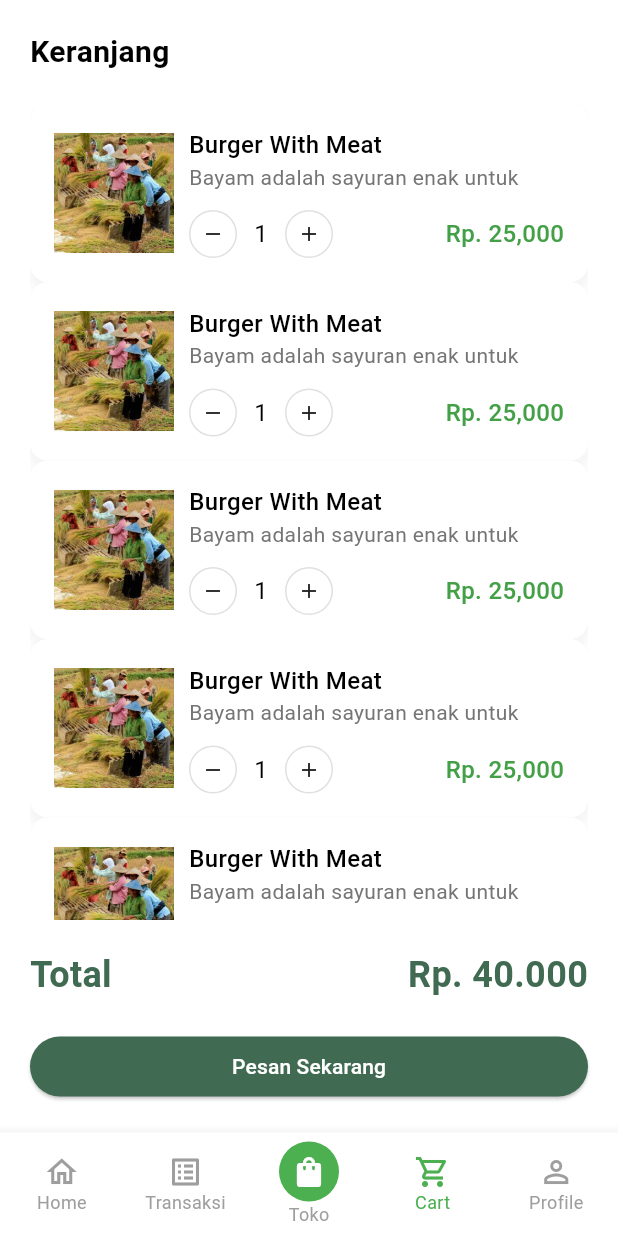
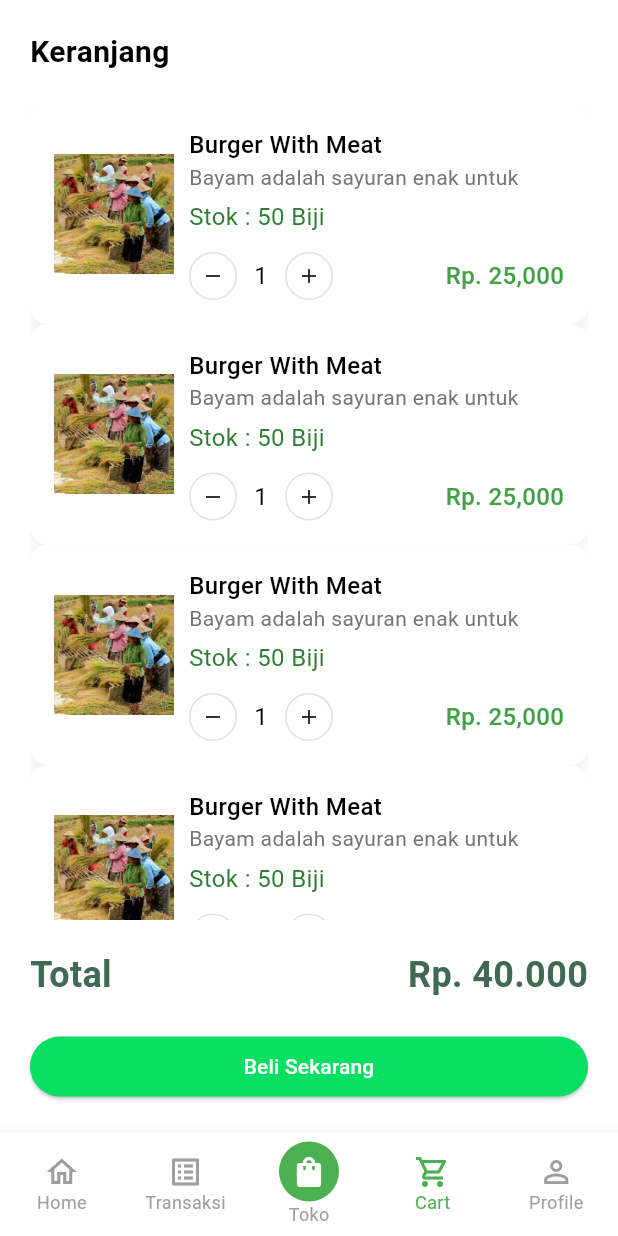
Before and after one commit to firdausmuh/agrolink_app, a Flutter app: the MainScreen screen opened directly, item 4 of the bottom bar chosen, on a phone screen of 412 x 824 dp. Run offline on Flutter 3.47's test engine with Material 3 defaults, Android fonts, the phone set to English and light mode, and no system bars; our stand-ins replace shared_preferences; missing offline and left inert: dart:ffi; accounts and stored records are empty.

Commit message:
update for cart buyer

```diff
--- a/lib/components/keranjang/keranjang_card.dart
+++ b/lib/components/keranjang/keranjang_card.dart
@@ -80,6 +80,14 @@ class _KeranjangCardState extends State<KeranjangCard> {
                         color: Colors.grey[600],
                       ),
                     ),
+                    const SizedBox(height: 5,),
+                    Text(
+                      'Stok : 50 Biji',
+                      style: TextStyle(
+                        fontSize: 16,
+                        color: Colors.green[800],
+                      ),
+                    ),
                     const SizedBox(height: 12),
                     Row(
                       mainAxisAlignment: MainAxisAlignment.spaceBetween,
--- a/lib/models/Keranjang.dart
+++ b/lib/models/Keranjang.dart
@@ -1,6 +1,7 @@
 class Keranjang {
   final String title;
   final String description;
+  final String stok;
   final List<String> imageUrl;
   final double harga;
   final double rating;
@@ -10,6 +11,7 @@ class Keranjang {
   Keranjang({
     required this.title,
     required this.description,
+    required this.stok,
     required this.imageUrl,
     required this.harga,
     required this.rating,
@@ -23,6 +25,7 @@ List<Keranjang> belanjas = [
       title: "Sayur Bayam",
       description:
       "Lorem ipsum dolor sit amet consectetur adipisicing elit. Omnis quam consequuntur nulla? Repellat nihil quo deleniti doloremque consequuntur id pariatur?",
+      stok: "50 Biji",
       imageUrl: ['assets/images/produk_supplier/bayam.png','assets/images/produk_supplier/bayam.png',],
       harga: 2000,
       rating: 4.2,
@@ -33,6 +36,7 @@ List<Keranjang> belanjas = [
       title: "Edamame",
       description:
       "Lorem ipsum dolor sit amet consectetur adipisicing elit. Omnis quam consequuntur nulla? Repellat nihil quo deleniti doloremque consequuntur id pariatur?",
+      stok: "50 Biji",
       imageUrl: ['assets/images/produk_supplier/edamame.png','assets/images/produk_supplier/edamame.png',],
       harga: 3000,
       rating: 4.4,
@@ -42,6 +46,7 @@ List<Keranjang> belanjas = [
       title: "Jagung",
       description:
       "Lorem ipsum dolor sit amet consectetur adipisicing elit. Omnis quam consequuntur nulla? Repellat nihil quo deleniti doloremque consequuntur id pariatur?",
+      stok: "50 Biji",
       imageUrl: ['assets/images/produk_supplier/jagun.png','assets/images/produk_supplier/jagun.png',],
       harga: 4000,
       rating: 4.1,
@@ -51,6 +56,7 @@ List<Keranjang> belanjas = [
       title: "Labu",
       description:
       "Lorem ipsum dolor sit amet consectetur adipisicing elit. Omnis quam consequuntur nulla? Repellat nihil quo deleniti doloremque consequuntur id pariatur?",
+      stok: "50 Biji",
       imageUrl: ['assets/images/produk_supplier/labu.png','assets/images/produk_supplier/labu.png',],
       harga: 100000,
       rating: 4.2,
@@ -60,6 +66,7 @@ List<Keranjang> belanjas = [
       title: "Terong",
       description:
       "Lorem ipsum dolor sit amet consectetur adipisicing elit. Omnis quam consequuntur nulla? Repellat nihil quo deleniti doloremque consequuntur id pariatur?",
+      stok: "50 Biji",
       imageUrl: ['assets/images/produk_supplier/terong.png','assets/images/produk_supplier/terong.png',],
       harga: 1000,
       rating: 4.2,
--- a/lib/screens/keranjang/keranjang_screen.dart
+++ b/lib/screens/keranjang/keranjang_screen.dart
@@ -80,9 +80,9 @@ class _KeranjangScreenState extends State<KeranjangScreen> {
           SizedBox(
             width: MediaQuery.of(context).size.width,
             child: ElevatedButton(onPressed: () {}, style: ElevatedButton.styleFrom(
-              backgroundColor: Color(0xFF406A52),
+              backgroundColor: Color(0xFF07DF62),
 
-            ), child: Text('Pesan Sekarang', style: TextStyle(color: Colors.white),)),
+            ), child: Text('Beli Sekarang', style: TextStyle(color: Colors.white),)),
           ),
           const SizedBox(
             height: 20,
```
